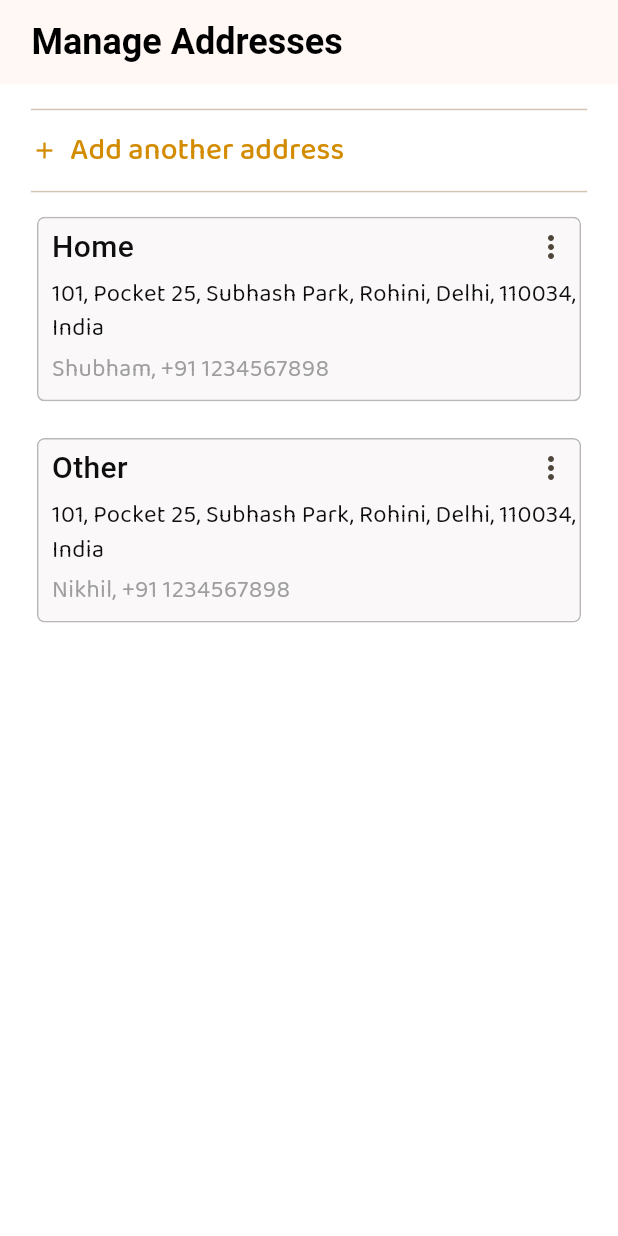
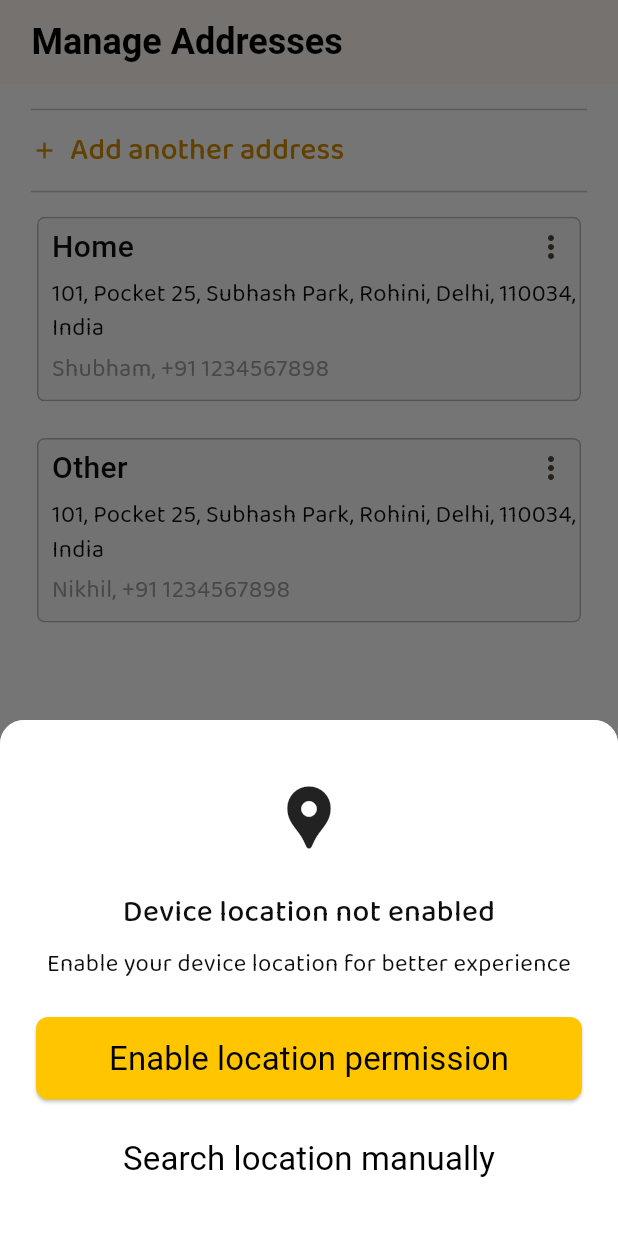
Before and after one commit to YesShubham01/zepair, a Flutter app: the screen it shows after launch, on a phone screen of 412 x 824 dp. Run offline on Flutter 3.47's test engine with Material 3 defaults, Android fonts, the phone set to English and light mode, and no system bars; our stand-ins replace gap, lottie, pinput; missing offline and left inert: disclosure; Roboto replaces fonts that are missing (SF-Pro).

Commit message:
Location Permission Bottom Sheet UI ✅

```diff
--- /dev/null
+++ b/lib/modules/Location Permission Bottom Sheet/location_permission_bottom_sheet.dart
@@ -0,0 +1,92 @@
+import 'package:flutter/material.dart';
+import 'package:zepair/utils/custom%20widgets/custom_text.dart';
+
+class LocationPermissionBottomSheet extends StatelessWidget {
+  const LocationPermissionBottomSheet({super.key});
+
+  @override
+  Widget build(BuildContext context) {
+    return Container(
+      padding: const EdgeInsets.all(24.0),
+      decoration: const BoxDecoration(
+        color: Colors.white,
+        borderRadius: BorderRadius.vertical(
+          top: Radius.circular(16),
+        ),
+      ),
+      child: Column(
+        mainAxisSize: MainAxisSize.min,
+        children: [
+          Container(
+            padding: const EdgeInsets.all(16),
+            decoration: const BoxDecoration(
+              shape: BoxShape.circle,
+            ),
+            child: const Icon(
+              Icons.location_pin,
+              size: 50,
+            ),
+          ),
+          const SizedBox(height: 8),
+          const CustomText(
+            text: "Device location not enabled",
+            size: 20,
+            weight: FontWeight.w500,
+            fontFamily: FontType.balooBhai2,
+            alignment: TextAlign.center,
+          ),
+          const SizedBox(height: 8),
+          const CustomText(
+            text: "Enable your device location for better experience",
+            size: 16,
+            weight: FontWeight.w400,
+            fontFamily: FontType.balooBhai2,
+            alignment: TextAlign.center,
+          ),
+          const SizedBox(height: 24),
+          SizedBox(
+            width: double.infinity,
+            child: ElevatedButton(
+              onPressed: () {
+                Navigator.pop(context);
+              },
+              style: ElevatedButton.styleFrom(
+                backgroundColor: const Color.fromRGBO(255, 198, 0, 1),
+                padding: const EdgeInsets.symmetric(vertical: 12),
+                shape: RoundedRectangleBorder(
+                  borderRadius: BorderRadius.circular(8),
+                ),
+              ),
+              child: const CustomText(
+                text: "Enable location permission",
+                size: 22,
+                weight: FontWeight.w400,
+                fontFamily: FontType.sfPro,
+                color: Colors.black,
+              ),
+            ),
+          ),
+          const SizedBox(height: 12),
+          SizedBox(
+            width: double.infinity,
+            child: TextButton(
+              onPressed: () {
+                Navigator.pop(context);
+              },
+              style: TextButton.styleFrom(
+                padding: const EdgeInsets.symmetric(vertical: 12),
+              ),
+              child: const CustomText(
+                text: "Search location manually",
+                size: 22,
+                weight: FontWeight.w400,
+                fontFamily: FontType.sfPro,
+                color: Colors.black,
+              ),
+            ),
+          ),
+        ],
+      ),
+    );
+  }
+}
--- a/lib/modules/Manage Addresses Page/manage_addresses_page.dart
+++ b/lib/modules/Manage Addresses Page/manage_addresses_page.dart
@@ -1,5 +1,6 @@
 import 'package:flutter/material.dart';
 import 'package:gap/gap.dart';
+import 'package:zepair/modules/Location%20Permission%20Bottom%20Sheet/location_permission_bottom_sheet.dart';
 import 'package:zepair/modules/Manage%20Addresses%20Page/Support%20Widgets/address_data.dart';
 import 'package:zepair/modules/Manage%20Addresses%20Page/Support%20Widgets/address_list.dart';
 import 'package:zepair/utils/constants/colors.dart';
@@ -16,6 +17,24 @@ class ManageAddressesPage extends StatefulWidget {
 class _ManageAddressesPageState extends State<ManageAddressesPage> {
   late double w;
   late double h;
+
+  @override
+  void initState() {
+    super.initState();
+    WidgetsBinding.instance.addPostFrameCallback((_) {
+      showModalBottomSheet(
+        context: context,
+        isDismissible: false,
+        enableDrag: false,
+        shape: const RoundedRectangleBorder(
+          borderRadius: BorderRadius.vertical(
+            top: Radius.circular(16),
+          ),
+        ),
+        builder: (context) => const LocationPermissionBottomSheet(),
+      );
+    });
+  }
 
   @override
   Widget build(BuildContext context) {
```
